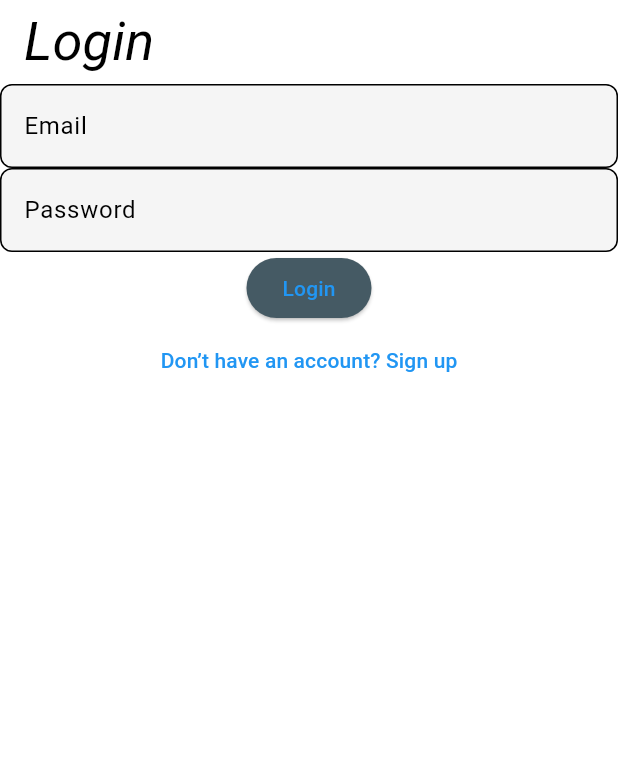
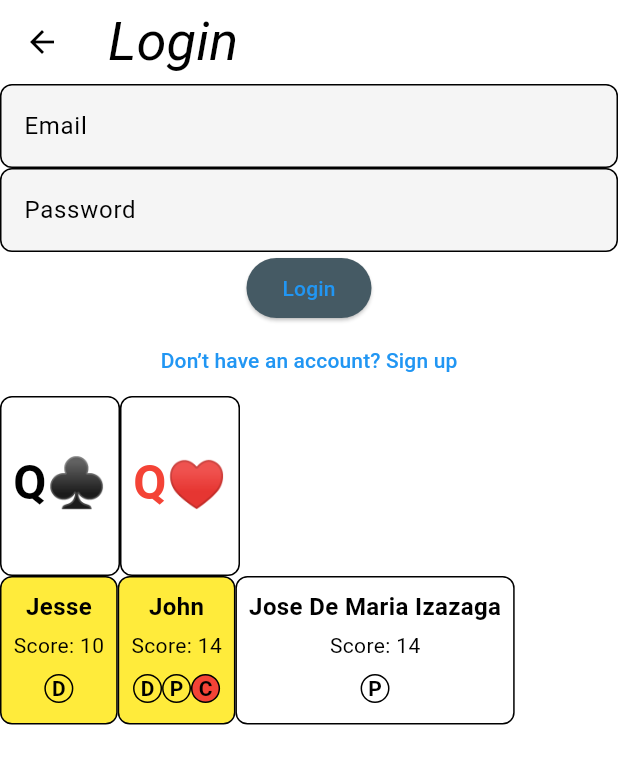
Before and after one commit to justinleebehnke/sheephead-club-client, a Flutter app: the LoginPage screen opened directly, on a phone screen of 412 x 824 dp. Shown: the top 764 px of the screen. Run offline on Flutter 3.47's test engine with Material 3 defaults, Android fonts, the phone set to English and light mode, and no system bars; Roboto replaces fonts that are missing (Hind, Montserrat).

Commit message:
Experimentation with new layout

```diff
--- /dev/null
+++ b/lib/game_board_page.dart
@@ -0,0 +1,38 @@
+import 'package:flutter/material.dart';
+import 'package:sheephead_client/widgets/card_widget.dart';
+import 'package:sheephead_client/widgets/player_widget.dart';
+
+class GameBoard extends StatelessWidget {
+  final List<PlayerWidget> playerWidgets;
+  final List<CardWidget> cardsOnBoard;
+  final bool isWaitingForPlayers;
+
+  GameBoard({
+    required this.playerWidgets,
+    required this.cardsOnBoard,
+    required this.isWaitingForPlayers,
+  });
+
+  @override
+  Widget build(BuildContext context) {
+    return Scaffold(
+      backgroundColor: Colors.redAccent,
+      body: Container(
+        decoration: const BoxDecoration(color: Colors.amber),
+        child: Column(
+          children: [
+            const SizedBox(height: 20.0),
+            Row(
+              mainAxisAlignment: MainAxisAlignment.center,
+              children: [
+                Center(
+                  child: playerWidgets[0],
+                ),
+              ],
+            ),
+          ],
+        ),
+      ),
+    );
+  }
+}
--- a/lib/login_page.dart
+++ b/lib/login_page.dart
@@ -1,4 +1,6 @@
 import 'package:flutter/material.dart';
+import 'package:sheephead_client/widgets/card_widget.dart';
+import 'package:sheephead_client/widgets/player_widget.dart';
 import 'signup_page.dart'; // You'll create this in the next step.
 
 class LoginPage extends StatefulWidget {
@@ -55,6 +57,38 @@
               },
               child: const Text('Don’t have an account? Sign up'),
             ),
+            const Row(
+              children: [
+                CardWidget(cardIdentifier: 'QC'),
+                CardWidget(cardIdentifier: 'QH')
+              ],
+            ),
+            Row(children: [
+              PlayerWidget(
+                username: 'Jesse',
+                score: 10,
+                isPicker: false,
+                isDealer: true,
+                isTheirTurn: true,
+                isChopped: false,
+              ),
+              PlayerWidget(
+                username: 'John',
+                score: 14,
+                isPicker: true,
+                isDealer: true,
+                isTheirTurn: true,
+                isChopped: true,
+              ),
+              PlayerWidget(
+                username: 'Jose De Maria Izazaga',
+                score: 14,
+                isPicker: true,
+                isDealer: false,
+                isTheirTurn: false,
+                isChopped: false,
+              ),
+            ])
           ],
         ),
       ),
--- a/lib/main.dart
+++ b/lib/main.dart
@@ -1,5 +1,8 @@
 import 'package:flutter/material.dart';
+import 'package:sheephead_client/game_board_page.dart';
 import 'package:sheephead_client/login_page.dart';
+import 'package:sheephead_client/widgets/card_widget.dart';
+import 'package:sheephead_client/widgets/player_widget.dart';
 
 void main() {
   runApp(const MyApp());
@@ -20,7 +23,8 @@
           ),
           fontFamily: 'Montserrat',
           textTheme: const TextTheme(
-          displayLarge: TextStyle(fontSize: 72.0, fontWeight: FontWeight.bold),
+            displayLarge:
+                TextStyle(fontSize: 72.0, fontWeight: FontWeight.bold),
             titleLarge: TextStyle(fontSize: 36.0, fontStyle: FontStyle.italic),
             bodyMedium: TextStyle(fontSize: 14.0, fontFamily: 'Hind'),
           ),
@@ -50,7 +54,42 @@
             ),
           ),
         ),
-      home: LoginPage(),
-    );
+        home: GameBoard(
+          cardsOnBoard: const [
+            CardWidget(cardIdentifier: 'QC'),
+            CardWidget(cardIdentifier: 'QC'),
+          ],
+          playerWidgets: [
+            PlayerWidget(
+                username: 'host',
+                score: 0,
+                isDealer: false,
+                isPicker: false,
+                isTheirTurn: false,
+                isChopped: false),
+            PlayerWidget(
+                username: '1',
+                score: 0,
+                isDealer: false,
+                isPicker: false,
+                isTheirTurn: false,
+                isChopped: false),
+            PlayerWidget(
+                username: '2',
+                score: 0,
+                isDealer: false,
+                isPicker: false,
+                isTheirTurn: false,
+                isChopped: false),
+            PlayerWidget(
+                username: '3',
+                score: 0,
+                isDealer: false,
+                isPicker: false,
+                isTheirTurn: false,
+                isChopped: false)
+          ],
+          isWaitingForPlayers: false,
+        ));
   }
 }
--- /dev/null
+++ b/lib/widgets/card_widget.dart
@@ -0,0 +1,64 @@
+import 'package:flutter/material.dart';
+
+class CardWidget extends StatelessWidget {
+  final String cardIdentifier;
+
+  const CardWidget({super.key, required this.cardIdentifier});
+
+  String getSuitSymbol() {
+    final suit = cardIdentifier.substring(cardIdentifier.length - 1);
+    switch (suit) {
+      case 'C':
+        return '♣';
+      case 'D':
+        return '♦';
+      case 'H':
+        return '♥';
+      case 'S':
+        return '♠';
+      default:
+        return '';
+    }
+  }
+
+  String getRank() {
+    return cardIdentifier.substring(0, cardIdentifier.length - 1);
+  }
+
+  Color getColor() {
+    return getSuitSymbol() == '♣' || getSuitSymbol() == '♠'
+        ? Colors.black
+        : Colors.red;
+  }
+
+  @override
+  Widget build(BuildContext context) {
+    return GestureDetector(
+      child: Container(
+        width: 80,
+        height: 120,
+        decoration: BoxDecoration(
+          borderRadius: BorderRadius.circular(8.0),
+          border: Border.all(
+            color: Colors.black,
+            width: 1.0,
+          ),
+          color: Colors.white,
+        ),
+        child: Column(
+          mainAxisAlignment: MainAxisAlignment.center,
+          children: [
+            Text(
+              getRank() + getSuitSymbol(),
+              style: TextStyle(
+                  fontSize: 32.0,
+                  fontWeight: FontWeight.bold,
+                  color: getColor()),
+            ),
+            const SizedBox(height: 5.0),
+          ],
+        ),
+      ),
+    );
+  }
+}
--- /dev/null
+++ b/lib/widgets/player_widget.dart
@@ -0,0 +1,112 @@
+import 'package:flutter/material.dart';
+
+class PlayerWidget extends StatelessWidget {
+  final String username;
+  final int score;
+  final bool isDealer;
+  final bool isPicker;
+  final bool isTheirTurn;
+  final bool isChopped;
+
+  PlayerWidget(
+      {required this.username,
+      required this.score,
+      required this.isDealer,
+      required this.isPicker,
+      required this.isTheirTurn,
+      required this.isChopped});
+
+  @override
+  Widget build(BuildContext context) {
+    return Container(
+      padding: EdgeInsets.all(8.0),
+      decoration: BoxDecoration(
+        border: Border.all(
+          color: Colors.black,
+          width: 1.0,
+        ),
+        borderRadius: BorderRadius.circular(8.0),
+        color: isTheirTurn ? Colors.yellow : Colors.white,
+      ),
+      child: Column(
+        crossAxisAlignment: CrossAxisAlignment.center,
+        children: <Widget>[
+          Text(
+            username,
+            style: const TextStyle(
+              fontSize: 16.0,
+              fontWeight: FontWeight.bold,
+            ),
+          ),
+          SizedBox(height: 4.0),
+          Text(
+            'Score: $score',
+            style: const TextStyle(
+              fontSize: 14.0,
+            ),
+          ),
+          const SizedBox(height: 4.0),
+          Row(
+            children: [
+              if (isDealer)
+                Container(
+                  padding: EdgeInsets.all(4.0),
+                  decoration: BoxDecoration(
+                    shape: BoxShape.circle,
+                    border: Border.all(
+                      color: Colors.black,
+                      width: 1.0,
+                    ),
+                  ),
+                  child: const Text(
+                    'D',
+                    style: TextStyle(
+                      fontSize: 14.0,
+                      fontWeight: FontWeight.bold,
+                    ),
+                  ),
+                ),
+              if (isPicker)
+                Container(
+                  padding: const EdgeInsets.all(4.0),
+                  decoration: BoxDecoration(
+                    shape: BoxShape.circle,
+                    border: Border.all(
+                      color: Colors.black,
+                      width: 1.0,
+                    ),
+                  ),
+                  child: const Text(
+                    'P',
+                    style: TextStyle(
+                      fontSize: 14.0,
+                      fontWeight: FontWeight.bold,
+                    ),
+                  ),
+                ),
+              if (isChopped)
+                Container(
+                  padding: const EdgeInsets.all(4.0),
+                  decoration: BoxDecoration(
+                    shape: BoxShape.circle,
+                    color: Colors.red,
+                    border: Border.all(
+                      color: Colors.black,
+                      width: 1.0,
+                    ),
+                  ),
+                  child: const Text(
+                    'C',
+                    style: TextStyle(
+                      fontSize: 14.0,
+                      fontWeight: FontWeight.bold,
+                    ),
+                  ),
+                )
+            ],
+          )
+        ],
+      ),
+    );
+  }
+}
```
Lines whose indentation alone changed are shown as unchanged.
